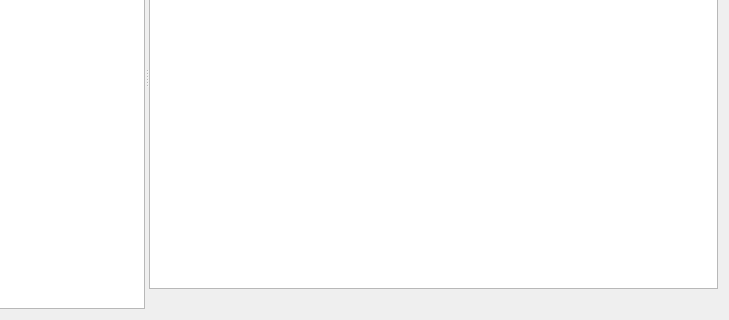
Before: the Qt Designer form formretwire.ui in Sergeyego/warehouse, drawn with Qt 5; both pictures show x 196 to 925 and y 195 to 515 of the 925 by 515 pixel window.
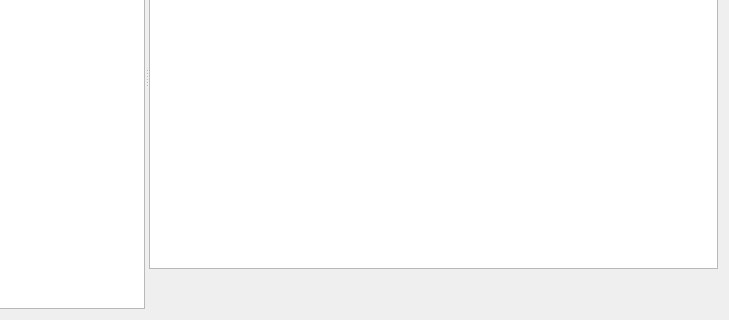
After: the same form once the commit is applied. Custom widgets are drawn as their Qt base class.

The edit to the form file:
```diff
--- a/formretwire.ui
+++ b/formretwire.ui
@@ -83,7 +83,7 @@
       <enum>Qt::Horizontal</enum>
      </property>
      <widget class="DbViewer" name="tableViewNakl"/>
-     <widget class="QWidget" name="">
+     <widget class="QWidget" name="layoutWidget">
       <layout class="QVBoxLayout" name="verticalLayout">
        <item>
         <layout class="QHBoxLayout" name="horizontalLayout_2">
@@ -132,6 +132,13 @@
        <item>
         <widget class="DbViewer" name="tableViewNaklData"/>
        </item>
+       <item>
+        <widget class="QLabel" name="labelStock">
+         <property name="text">
+          <string/>
+         </property>
+        </widget>
+       </item>
        <item>
         <layout class="QHBoxLayout" name="horizontalLayoutMapper">
          <item>
```
